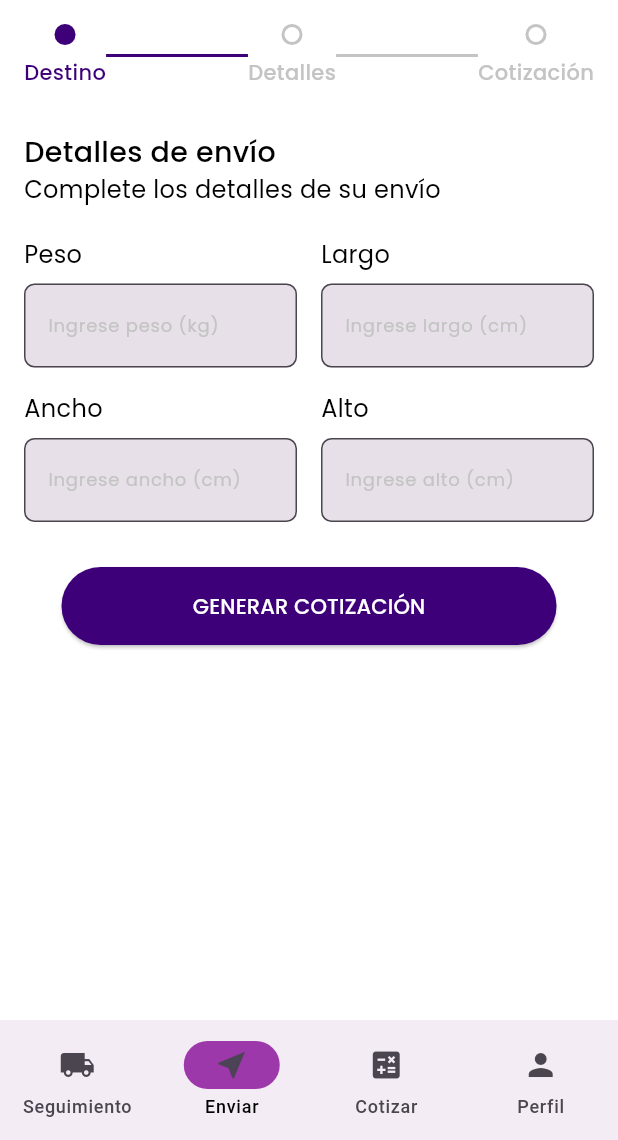
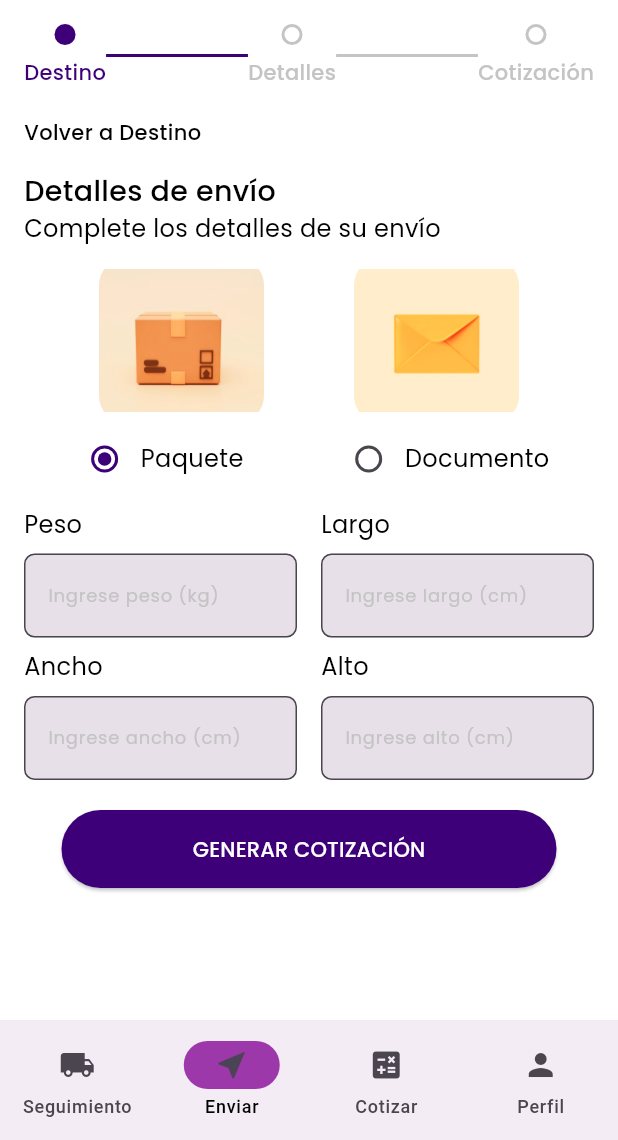
Before and after one commit to Soophiiaa/Aplicaciones-moviles, a Flutter app: the screen it shows after launch, item 2 of the bottom bar chosen, on a phone screen of 412 x 824 dp, the part 96-1236 px from its top. Run offline on Flutter 3.47's test engine with Material 3 defaults, Android fonts, the phone set to English and light mode, and no system bars; our stand-ins replace cloud_firestore, firebase_core, flex_color_scheme; accounts and stored records are empty.

Commit message:
Parte dos de formulario, solo falta agregar flecha Volver a Destino

```diff
--- a/PIP_APP-main 2/pip_app/lib/screens/detalles.dart
+++ b/PIP_APP-main 2/pip_app/lib/screens/detalles.dart
@@ -1,3 +1,4 @@
+import 'package:flutter/foundation.dart';
 import 'package:flutter/material.dart';
 import 'package:pip_app/screens/home.dart';
 
@@ -22,6 +23,8 @@ class _DetallesScreenState extends State<DetallesScreen> {
         _anchoController.text.isNotEmpty &&
         _altoController.text.isNotEmpty;
   }
+
+  String _tipoSeleccionado = 'Paquete'; // Valor predeterminado
 
   @override
   void dispose() {
@@ -123,8 +126,15 @@ class _DetallesScreenState extends State<DetallesScreen> {
               ],
             ),
 
-//--------------------------------DETALLES ENVIO-------
-            const SizedBox(height: 30),
+            //-------------VOLVER A DESTINO-----------
+            const SizedBox(height: 20),
+            const Text(
+              'Volver a Destino',
+              style: TextStyle(fontSize: 14, fontFamily: 'Poppins-Medium'),
+            ),
+
+            //------------------DETALLES ENVIO-------
+            const SizedBox(height: 16),
             const Text(
               'Detalles de envío',
               style: TextStyle(fontSize: 19, fontFamily: 'Poppins-Medium'),
@@ -133,9 +143,115 @@ class _DetallesScreenState extends State<DetallesScreen> {
               'Complete los detalles de su envío',
               style: TextStyle(fontSize: 16, fontFamily: 'Poppins-Regular'),
             ),
-            const SizedBox(height: 20),
+            const SizedBox(height: 8),
+            //---------------
 
-            // Campos de texto para peso, largo, ancho y alto (organizados en filas)
+            //-----------PAQUETE Y DOCUMENTO--------
+            const SizedBox(height: 0),
+            Row(
+              mainAxisAlignment: MainAxisAlignment.center,
+              children: [
+                Column(
+                  children: [
+                    GestureDetector(
+                      onTap: () {
+                        // Acción para el botón de paquete
+                        if (kDebugMode) {
+                          print('Paquete seleccionado');
+                        }
+                      },
+                      child: Column(
+                        children: [
+                          ClipRRect(
+                            borderRadius: BorderRadius.circular(
+                                18), // Esquinas redondeadas
+                            child: Image.asset(
+                              'lib/assets/images/paquete.png', // Ruta de tu imagen de paquete
+                              height: 110,
+                              width: 110,
+                            ),
+                          ),
+                        ],
+                      ),
+                    ),
+                  ],
+                ),
+                const SizedBox(width: 60),
+                Column(
+                  children: [
+                    GestureDetector(
+                      onTap: () {
+                        // Acción para el botón de documento
+                        print('Documento seleccionado');
+                      },
+                      child: Column(
+                        children: [
+                          ClipRRect(
+                            borderRadius: BorderRadius.circular(
+                                18), // Esquinas redondeadas
+                            child: Image.asset(
+                              'lib/assets/images/doc.png', // Ruta de tu imagen de documento
+                              height: 110,
+                              width: 110,
+                            ),
+                          ),
+                        ],
+                      ),
+                    ),
+                  ],
+                ),
+              ],
+            ),
+
+//------RADIO BUTTOM PAQUETE Y DOC------
+
+            Row(
+              mainAxisAlignment: MainAxisAlignment.spaceAround,
+              children: [
+                Row(
+                  children: [
+                    Radio<String>(
+                      value: 'Paquete',
+                      groupValue: _tipoSeleccionado,
+                      onChanged: (value) {
+                        setState(() {
+                          _tipoSeleccionado = value!;
+                        });
+                      },
+                    ),
+                    const Text(
+                      'Paquete',
+                      style: TextStyle(
+                        fontFamily: 'Poppins-Regular',
+                        fontSize: 16,
+                      ),
+                    ),
+                  ],
+                ),
+                Row(
+                  children: [
+                    Radio<String>(
+                      value: 'Documento',
+                      groupValue: _tipoSeleccionado,
+                      onChanged: (value) {
+                        setState(() {
+                          _tipoSeleccionado = value!;
+                        });
+                      },
+                    ),
+                    const Text(
+                      'Documento',
+                      style: TextStyle(
+                        fontFamily: 'Poppins-Regular',
+                        fontSize: 16,
+                      ),
+                    ),
+                  ],
+                ),
+              ],
+            ),
+            // ------CASILLAS DETALLES DEL ENVIO --------------
+            const SizedBox(height: 8),
             Row(
               children: [
                 Expanded(
@@ -193,7 +309,7 @@ class _DetallesScreenState extends State<DetallesScreen> {
                 ),
               ],
             ),
-            const SizedBox(height: 16),
+            const SizedBox(height: 8),
 
             Row(
               children: [
@@ -258,7 +374,7 @@ class _DetallesScreenState extends State<DetallesScreen> {
                 ),
               ],
             ),
-            const SizedBox(height: 30),
+            const SizedBox(height: 20),
 
             Center(
               child: SizedBox(
--- a/PIP_APP-main 2/pip_app/pubspec.yaml
+++ b/PIP_APP-main 2/pip_app/pubspec.yaml
@@ -29,6 +29,8 @@ flutter:
   assets:
     - lib/assets/images/logo_pip.png
     - lib/assets/images/frogicon.jpg
+    - lib/assets/images/paquete.png
+    - lib/assets/images/doc.png
 
 
   fonts:
```
Also changed, not shown: PIP_APP-main 2/pip_app/lib/assets/images/doc.png (added), PIP_APP-main 2/pip_app/lib/assets/images/paquete.png (added).
